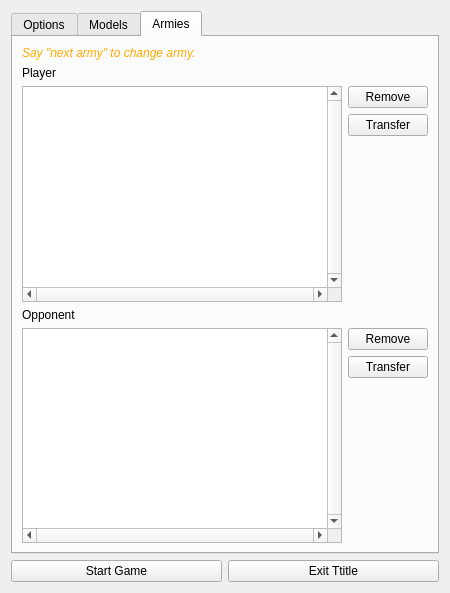
This is titles/Warmachine/ui/title_widget.ui in madesjardins/AiWarmachine as Qt 5 draws it before an edit. The edited form follows.
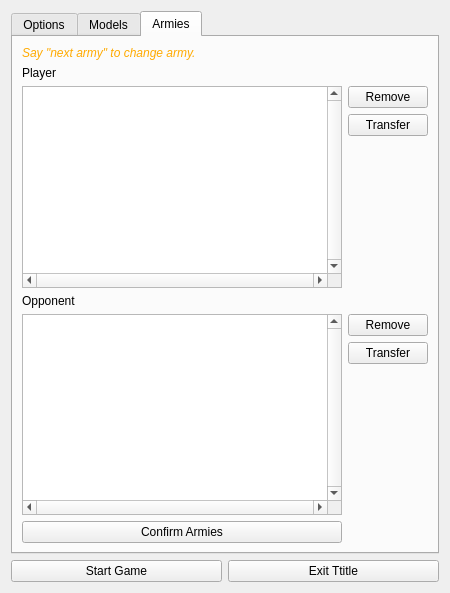
This is the edited form. The open tabs and pages were chosen to show the change.

What changed in the file:
```diff
--- a/titles/Warmachine/ui/title_widget.ui
+++ b/titles/Warmachine/ui/title_widget.ui
@@ -478,6 +478,13 @@
          </property>
         </widget>
        </item>
+       <item row="5" column="0">
+        <widget class="QPushButton" name="push_armies_confirm">
+         <property name="text">
+          <string>Confirm Armies</string>
+         </property>
+        </widget>
+       </item>
       </layout>
      </widget>
     </widget>
```
Left out of the diff: 88 changed lines with no effect on the pictures.
